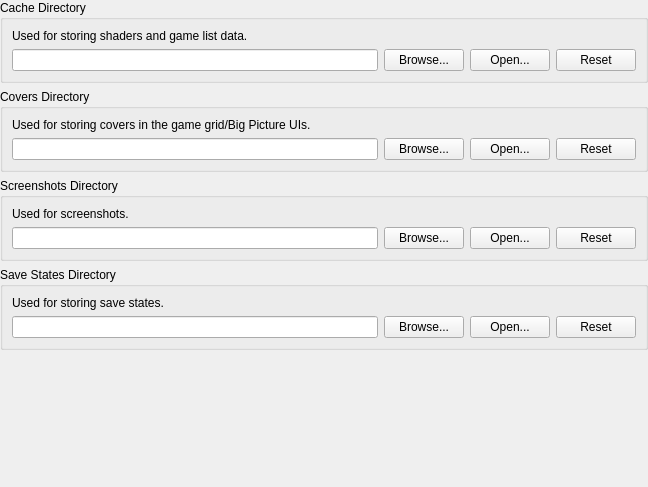
First picture: the form in src/duckstation-qt/foldersettingswidget.ui, repository kofxi3584karlayang/duckstation, before the edit.
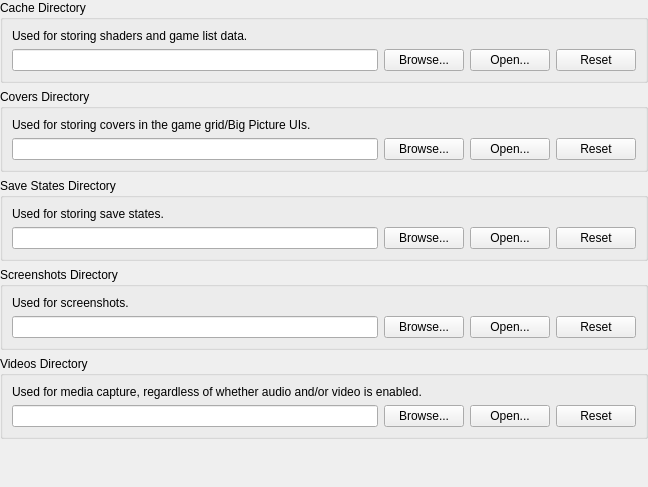
Second picture: the form after the edit.

Commit message: System: Add video capture feature

```diff
--- a/src/duckstation-qt/foldersettingswidget.ui
+++ b/src/duckstation-qt/foldersettingswidget.ui
@@ -103,46 +103,6 @@
      </layout>
     </widget>
    </item>
-   <item>
-    <widget class="QGroupBox" name="groupBox">
-     <property name="title">
-      <string>Screenshots Directory</string>
-     </property>
-     <layout class="QGridLayout" name="gridLayout">
-      <item row="1" column="0">
-       <widget class="QLineEdit" name="screenshots"/>
-      </item>
-      <item row="1" column="1">
-       <widget class="QPushButton" name="screenshotsBrowse">
-        <property name="text">
-         <string>Browse...</string>
-        </property>
-       </widget>
-      </item>
-      <item row="1" column="2">
-       <widget class="QPushButton" name="screenshotsOpen">
-        <property name="text">
-         <string>Open...</string>
-        </property>
-       </widget>
-      </item>
-      <item row="1" column="3">
-       <widget class="QPushButton" name="screenshotsReset">
-        <property name="text">
-         <string>Reset</string>
-        </property>
-       </widget>
-      </item>
-      <item row="0" column="0" colspan="4">
-       <widget class="QLabel" name="label">
-        <property name="text">
-         <string>Used for screenshots.</string>
-        </property>
-       </widget>
-      </item>
-     </layout>
-    </widget>
-   </item>
    <item>
     <widget class="QGroupBox" name="groupBox_2">
      <property name="title">
@@ -183,6 +143,86 @@
      </layout>
     </widget>
    </item>
+   <item>
+    <widget class="QGroupBox" name="groupBox">
+     <property name="title">
+      <string>Screenshots Directory</string>
+     </property>
+     <layout class="QGridLayout" name="gridLayout">
+      <item row="1" column="2">
+       <widget class="QPushButton" name="screenshotsOpen">
+        <property name="text">
+         <string>Open...</string>
+        </property>
+       </widget>
+      </item>
+      <item row="0" column="0" colspan="4">
+       <widget class="QLabel" name="label">
+        <property name="text">
+         <string>Used for screenshots.</string>
+        </property>
+       </widget>
+      </item>
+      <item row="1" column="1">
+       <widget class="QPushButton" name="screenshotsBrowse">
+        <property name="text">
+         <string>Browse...</string>
+        </property>
+       </widget>
+      </item>
+      <item row="1" column="0">
+       <widget class="QLineEdit" name="screenshots"/>
+      </item>
+      <item row="1" column="3">
+       <widget class="QPushButton" name="screenshotsReset">
+        <property name="text">
+         <string>Reset</string>
+        </property>
+       </widget>
+      </item>
+     </layout>
+    </widget>
+   </item>
+   <item>
+    <widget class="QGroupBox" name="groupBox_5">
+     <property name="title">
+      <string>Videos Directory</string>
+     </property>
+     <layout class="QGridLayout" name="gridLayout_5">
+      <item row="1" column="2">
+       <widget class="QPushButton" name="videosOpen">
+        <property name="text">
+         <string>Open...</string>
+        </property>
+       </widget>
+      </item>
+      <item row="0" column="0" colspan="4">
+       <widget class="QLabel" name="label_5">
+        <property name="text">
+         <string>Used for media capture, regardless of whether audio and/or video is enabled.</string>
+        </property>
+       </widget>
+      </item>
+      <item row="1" column="1">
+       <widget class="QPushButton" name="videosBrowse">
+        <property name="text">
+         <string>Browse...</string>
+        </property>
+       </widget>
+      </item>
+      <item row="1" column="0">
+       <widget class="QLineEdit" name="videos"/>
+      </item>
+      <item row="1" column="3">
+       <widget class="QPushButton" name="videosReset">
+        <property name="text">
+         <string>Reset</string>
+        </property>
+       </widget>
+      </item>
+     </layout>
+    </widget>
+   </item>
    <item>
     <spacer name="verticalSpacer">
      <property name="orientation">
```
Left out of the diff: 3 changed lines with no effect on the pictures. The commit also changes 26 other files.
